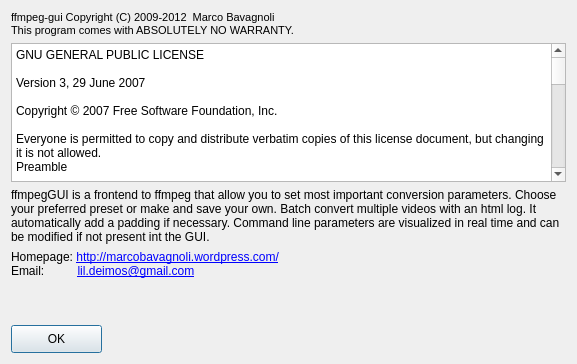
First picture: the form in src/about.ui, repository vegnuli/ffmpeg-gui, before the edit.
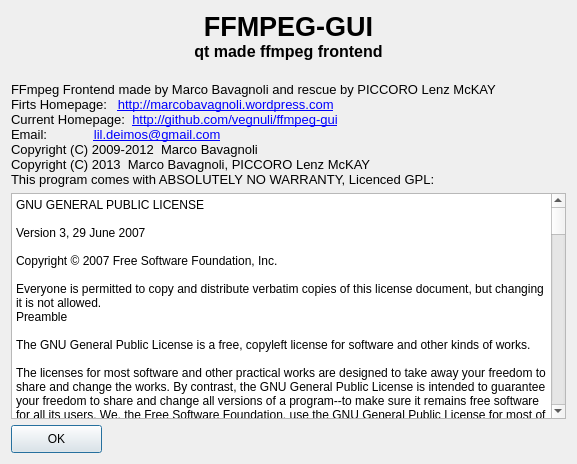
Second picture: the form after the edit. Icons and pictures are not drawn.

Commit message: + redesing about with credits and updates of copyright

```diff
--- a/src/about.ui
+++ b/src/about.ui
@@ -7,7 +7,7 @@
     <x>0</x>
     <y>0</y>
     <width>577</width>
-    <height>364</height>
+    <height>464</height>
    </rect>
   </property>
   <property name="windowTitle">
@@ -19,16 +19,46 @@
   <layout class="QVBoxLayout" name="verticalLayout">
    <item>
     <widget class="QLabel" name="label">
+     <property name="sizePolicy">
+      <sizepolicy hsizetype="Preferred" vsizetype="Fixed">
+       <horstretch>0</horstretch>
+       <verstretch>198</verstretch>
+      </sizepolicy>
+     </property>
+     <property name="text">
+      <string>&lt;!DOCTYPE HTML PUBLIC &quot;-//W3C//DTD HTML 4.0//EN&quot; &quot;http://www.w3.org/TR/REC-html40/strict.dtd&quot;&gt;
+&lt;html&gt;&lt;head&gt;&lt;meta name=&quot;qrichtext&quot; content=&quot;1&quot; /&gt;&lt;style type=&quot;text/css&quot;&gt;
+p, li { white-space: pre-wrap; }
+&lt;/style&gt;&lt;/head&gt;&lt;body style=&quot; font-family:'Sans'; font-size:10pt; font-weight:400; font-style:normal;&quot;&gt;
+&lt;p align=&quot;center&quot; style=&quot; margin-top:0px; margin-bottom:0px; margin-left:0px; margin-right:0px; -qt-block-indent:0; text-indent:0px;&quot;&gt;&lt;span style=&quot; font-size:20pt; font-weight:600;&quot;&gt;FFMPEG-GUI&lt;/span&gt;&lt;/p&gt;
+&lt;p align=&quot;center&quot; style=&quot; margin-top:0px; margin-bottom:0px; margin-left:0px; margin-right:0px; -qt-block-indent:0; text-indent:0px;&quot;&gt;&lt;span style=&quot; font-size:12pt; font-weight:600;&quot;&gt;qt made ffmpeg frontend&lt;/span&gt;&lt;/p&gt;
+&lt;p align=&quot;center&quot; style=&quot; margin-top:0px; margin-bottom:0px; margin-left:0px; margin-right:0px; -qt-block-indent:0; text-indent:0px;&quot;&gt;&lt;img src=&quot;:/icons/icons/ffmpeg-logo.png&quot; /&gt;&lt;/p&gt;&lt;/body&gt;&lt;/html&gt;</string>
+     </property>
+    </widget>
+   </item>
+   <item>
+    <widget class="QLabel" name="label_3">
+     <property name="minimumSize">
+      <size>
+       <width>371</width>
+       <height>69</height>
+      </size>
+     </property>
+     <property name="frameShape">
+      <enum>QFrame::NoFrame</enum>
+     </property>
      <property name="text">
       <string notr="true">&lt;!DOCTYPE HTML PUBLIC &quot;-//W3C//DTD HTML 4.0//EN&quot; &quot;http://www.w3.org/TR/REC-html40/strict.dtd&quot;&gt;
 &lt;html&gt;&lt;head&gt;&lt;meta name=&quot;qrichtext&quot; content=&quot;1&quot; /&gt;&lt;style type=&quot;text/css&quot;&gt;
 p, li { white-space: pre-wrap; }
 &lt;/style&gt;&lt;/head&gt;&lt;body style=&quot; font-family:'Sans'; font-size:10pt; font-weight:400; font-style:normal;&quot;&gt;
-&lt;p style=&quot; margin-top:12px; margin-bottom:0px; margin-left:0px; margin-right:0px; -qt-block-indent:0; text-indent:0px;&quot;&gt;&lt;span style=&quot; font-family:'Courier New,courier'; font-size:8pt;&quot;&gt;ffmpeg-gui Copyright (C) 2009-2012  Marco Bavagnoli&lt;/span&gt;&lt;/p&gt;
-&lt;p style=&quot; margin-top:0px; margin-bottom:12px; margin-left:0px; margin-right:0px; -qt-block-indent:0; text-indent:0px;&quot;&gt;&lt;span style=&quot; font-family:'Courier New,courier'; font-size:8pt;&quot;&gt;This program comes with ABSOLUTELY NO WARRANTY.&lt;/span&gt;&lt;/p&gt;&lt;/body&gt;&lt;/html&gt;</string>
-     </property>
-     <property name="textFormat">
-      <enum>Qt::RichText</enum>
+&lt;p style=&quot; margin-top:0px; margin-bottom:0px; margin-left:0px; margin-right:0px; -qt-block-indent:0; text-indent:0px;&quot;&gt;FFmpeg Frontend made by Marco Bavagnoli and rescue by PICCORO Lenz McKAY&lt;/p&gt;
+&lt;p style=&quot; margin-top:0px; margin-bottom:0px; margin-left:0px; margin-right:0px; -qt-block-indent:0; text-indent:0px;&quot;&gt;Firts Homepage:   &lt;a href=&quot;http://marcobavagnoli.wordpress.com&quot;&gt;&lt;span style=&quot; text-decoration: underline; color:#0000ff;&quot;&gt;http://marcobavagnoli.wordpress.com&lt;/span&gt;&lt;/a&gt;&lt;/p&gt;
+&lt;p style=&quot; margin-top:0px; margin-bottom:0px; margin-left:0px; margin-right:0px; -qt-block-indent:0; text-indent:0px;&quot;&gt;Current Homepage:  &lt;a href=&quot;http://github.com/vegnuli/ffmpeg-gui&quot;&gt;&lt;span style=&quot; text-decoration: underline; color:#0000ff;&quot;&gt;http://github.com/vegnuli/ffmpeg-gui&lt;/span&gt;&lt;/a&gt;&lt;/p&gt;
+&lt;p style=&quot; margin-top:0px; margin-bottom:0px; margin-left:0px; margin-right:0px; -qt-block-indent:0; text-indent:0px;&quot;&gt;Email:             &lt;a href=&quot;mailto:lil.deimos@gmail.com&quot;&gt;&lt;span style=&quot; text-decoration: underline; color:#0000ff;&quot;&gt;lil.deimos@gmail.com&lt;/span&gt;&lt;/a&gt;&lt;/p&gt;
+&lt;p style=&quot; margin-top:0px; margin-bottom:0px; margin-left:0px; margin-right:0px; -qt-block-indent:0; text-indent:0px;&quot;&gt;Copyright (C) 2009-2012  Marco Bavagnoli&lt;/p&gt;
+&lt;p style=&quot; margin-top:0px; margin-bottom:0px; margin-left:0px; margin-right:0px; -qt-block-indent:0; text-indent:0px;&quot;&gt;Copyright (C) 2013  Marco Bavagnoli, PICCORO Lenz McKAY&lt;/p&gt;
+&lt;p style=&quot; margin-top:0px; margin-bottom:0px; margin-left:0px; margin-right:0px; -qt-block-indent:0; text-indent:0px;&quot;&gt;This program comes with ABSOLUTELY NO WARRANTY, Licenced GPL:&lt;/p&gt;&lt;/body&gt;&lt;/html&gt;</string>
      </property>
      <property name="alignment">
       <set>Qt::AlignLeading|Qt::AlignLeft|Qt::AlignTop</set>
@@ -36,21 +66,29 @@
      <property name="wordWrap">
       <bool>true</bool>
      </property>
+     <property name="margin">
+      <number>10</number>
+     </property>
      <property name="openExternalLinks">
       <bool>true</bool>
      </property>
     </widget>
    </item>
    <item>
-    <widget class="QPlainTextEdit" name="plainTextEdit">
-     <property name="documentTitle">
-      <string notr="true"/>
-     </property>
-     <property name="readOnly">
-      <bool>true</bool>
-     </property>
-     <property name="plainText">
-      <string notr="true">GNU GENERAL PUBLIC LICENSE
+    <layout class="QHBoxLayout" name="horizontalLayout_2">
+     <item>
+      <widget class="QPlainTextEdit" name="plainTextEdit">
+       <property name="locale">
+        <locale language="English" country="UnitedStates"/>
+       </property>
+       <property name="documentTitle">
+        <string notr="true"/>
+       </property>
+       <property name="readOnly">
+        <bool>true</bool>
+       </property>
+       <property name="plainText">
+        <string notr="true">GNU GENERAL PUBLIC LICENSE
 
 Version 3, 29 June 2007
 
@@ -239,56 +277,6 @@
 If the disclaimer of warranty and limitation of liability provided above cannot be given local legal effect according to their terms, reviewing courts shall apply local law that most closely approximates an absolute waiver of all civil liability in connection with the Program, unless a warranty or assumption of liability accompanies a copy of the Program in return for a fee.
 
 END OF TERMS AND CONDITIONS</string>
-     </property>
-    </widget>
-   </item>
-   <item>
-    <widget class="QLabel" name="label_4">
-     <property name="text">
-      <string>ffmpegGUI is a frontend to ffmpeg that allow you to set most important conversion parameters. Choose your preferred preset or make and save your own. Batch convert multiple videos with an html log. It automatically add a padding if necessary. Command line parameters are visualized in real time and can be modified if not present int the GUI.</string>
-     </property>
-     <property name="textFormat">
-      <enum>Qt::PlainText</enum>
-     </property>
-     <property name="alignment">
-      <set>Qt::AlignLeading|Qt::AlignLeft|Qt::AlignTop</set>
-     </property>
-     <property name="wordWrap">
-      <bool>true</bool>
-     </property>
-     <property name="margin">
-      <number>10</number>
-     </property>
-    </widget>
-   </item>
-   <item>
-    <layout class="QHBoxLayout" name="horizontalLayout_2">
-     <item>
-      <widget class="QLabel" name="label_3">
-       <property name="minimumSize">
-        <size>
-         <width>371</width>
-         <height>69</height>
-        </size>
-       </property>
-       <property name="text">
-        <string notr="true">&lt;!DOCTYPE HTML PUBLIC &quot;-//W3C//DTD HTML 4.0//EN&quot; &quot;http://www.w3.org/TR/REC-html40/strict.dtd&quot;&gt;
-&lt;html&gt;&lt;head&gt;&lt;meta name=&quot;qrichtext&quot; content=&quot;1&quot; /&gt;&lt;style type=&quot;text/css&quot;&gt;
-p, li { white-space: pre-wrap; }
-&lt;/style&gt;&lt;/head&gt;&lt;body style=&quot; font-family:'Sans'; font-size:10pt; font-weight:400; font-style:normal;&quot;&gt;
-&lt;p style=&quot; margin-top:0px; margin-bottom:0px; margin-left:0px; margin-right:0px; -qt-block-indent:0; text-indent:0px;&quot;&gt;&lt;span style=&quot; font-family:'Sans Serif'; font-size:9pt;&quot;&gt;Homepage: &lt;/span&gt;&lt;a href=&quot;http://marcobavagnoli.wordpress.com/&quot;&gt;&lt;span style=&quot; font-family:'Sans Serif'; font-size:9pt; text-decoration: underline; color:#0000ff;&quot;&gt;http://marcobavagnoli.wordpress.com/&lt;/span&gt;&lt;/a&gt;&lt;span style=&quot; font-family:'Sans Serif'; font-size:9pt;&quot;&gt;&lt;br /&gt;Email:          &lt;/span&gt;&lt;a href=&quot;mailto:lil.deimos@gmail.com&quot;&gt;&lt;span style=&quot; font-family:'Sans Serif'; font-size:9pt; text-decoration: underline; color:#0000ff;&quot;&gt;lil.deimos@gmail.com&lt;/span&gt;&lt;/a&gt;&lt;/p&gt;&lt;/body&gt;&lt;/html&gt;</string>
-       </property>
-       <property name="alignment">
-        <set>Qt::AlignLeading|Qt::AlignLeft|Qt::AlignTop</set>
-       </property>
-       <property name="wordWrap">
-        <bool>true</bool>
-       </property>
-       <property name="margin">
-        <number>10</number>
-       </property>
-       <property name="openExternalLinks">
-        <bool>true</bool>
        </property>
       </widget>
      </item>
@@ -308,6 +296,9 @@
        <height>28</height>
       </size>
      </property>
+     <property name="layoutDirection">
+      <enum>Qt::LeftToRight</enum>
+     </property>
      <property name="text">
       <string notr="true">OK</string>
      </property>
```
Left out of the diff: 3 changed lines with no effect on the pictures.
